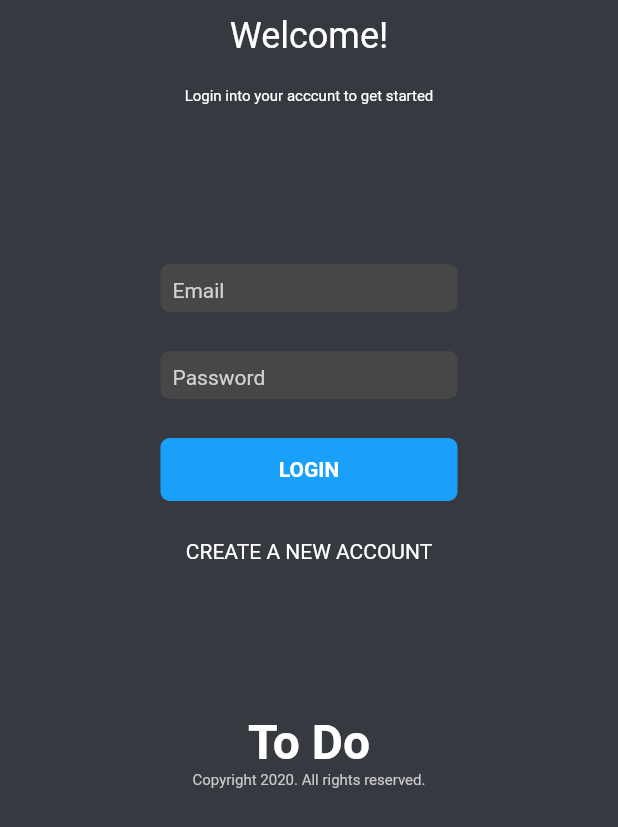
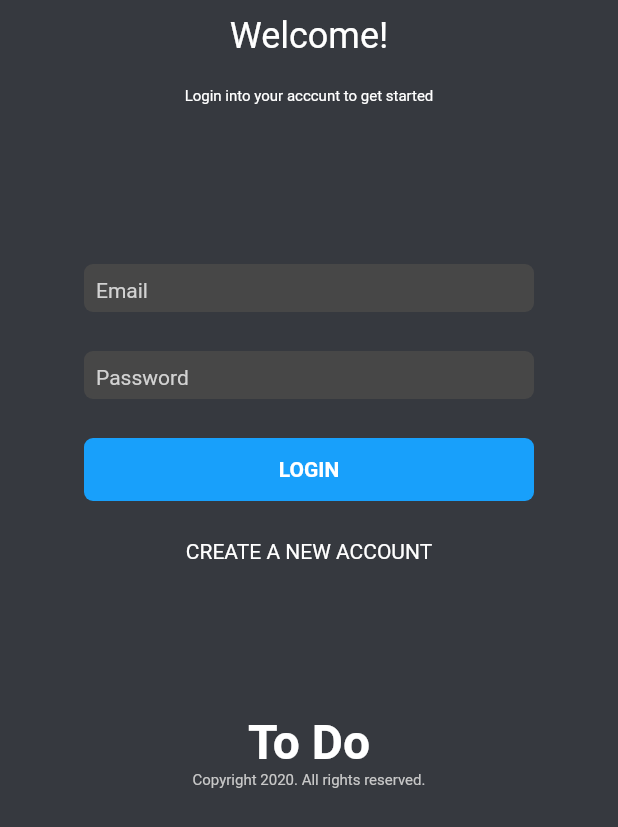
Before and after one commit to imkhezar/to_do_app, a Flutter app: the screen it shows after launch, on a phone screen of 412 x 824 dp. Shown: the top 827 px of the screen. Run offline on Flutter 3.47's test engine with Material 2 defaults, Android fonts, the phone set to English and light mode, and no system bars.

Commit message:
size of email,password and button are increase in width

```diff
--- a/lib/main.dart
+++ b/lib/main.dart
@@ -43,7 +43,7 @@ class MyApp extends StatelessWidget {
             Padding(
               padding: const EdgeInsets.only(top: 96.0),
               child: Container(
-                  width: 198,
+                  width: 300,
                   height: 32,
                   child: // Email
                       Padding(
@@ -70,7 +70,7 @@ class MyApp extends StatelessWidget {
             Padding(
               padding: const EdgeInsets.only(top: 26.0),
               child: Container(
-                  width: 198,
+                  width: 300,
                   height: 32,
                   child: // Email
                       Padding(
@@ -99,7 +99,7 @@ class MyApp extends StatelessWidget {
             Padding(
               padding: const EdgeInsets.only(top: 26),
               child: Container(
-                  width: 198,
+                  width: 300,
                   height: 42,
                   child: // LOGIN
                       Center(
```
